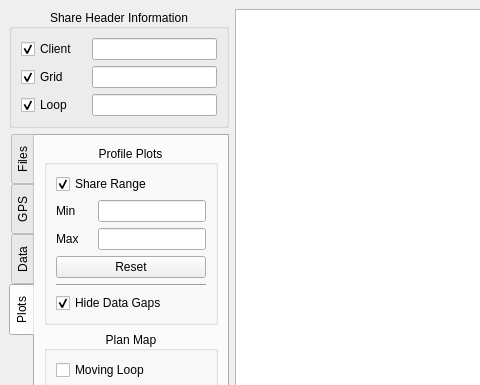
The window that src/qt_ui/pem_editor_window.ui (Eric-Meunier/Processor-Suite) describes before a commit, drawn with Qt 5; both pictures show x 0 to 480 and y 0 to 385 of the 1029 by 907 pixel window.
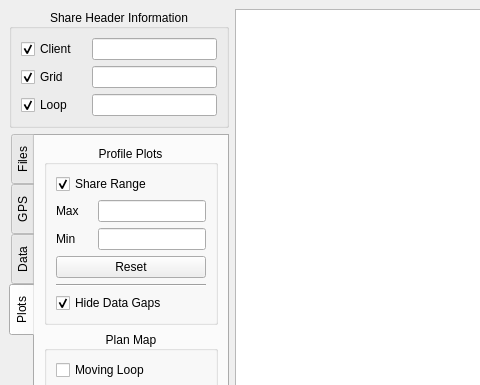
The same window after the commit. The open tabs and pages were chosen to show the change.

Patch:
```diff
--- a/src/qt_ui/pem_editor_window.ui
+++ b/src/qt_ui/pem_editor_window.ui
@@ -482,9 +482,9 @@
             </widget>
            </item>
            <item row="1" column="0">
-            <widget class="QLabel" name="min_range_label">
+            <widget class="QLabel" name="max_range_label">
              <property name="text">
-              <string>Min</string>
+              <string>Max</string>
              </property>
             </widget>
            </item>
@@ -499,9 +499,9 @@
             </widget>
            </item>
            <item row="2" column="0">
-            <widget class="QLabel" name="max_range_label">
+            <widget class="QLabel" name="min_range_label">
              <property name="text">
-              <string>Max</string>
+              <string>Min</string>
              </property>
             </widget>
            </item>
```
Left out of the diff: 2 changed lines with no effect on the pictures.
